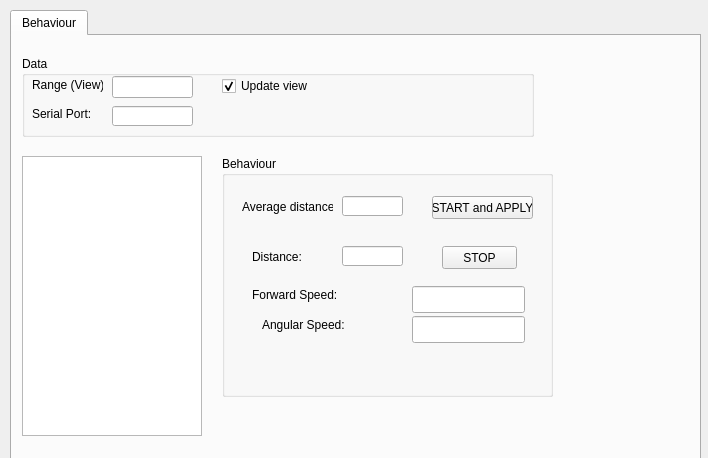
Above: Hanse/Behaviour_WallFollowing/wallfollowingform.ui from iti-luebeck/HANSE2011 before the change. Below: the same form after it.
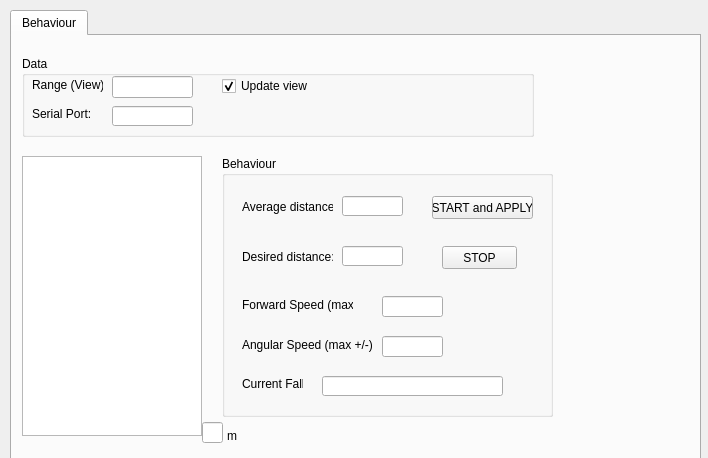
That is the form after the change.

Commit message: Paar Änderungen in UI/Einstellungen für EchoSounder und WallFollowing

Diff of the .ui file:
```diff
--- a/Hanse/Behaviour_WallFollowing/wallfollowingform.ui
+++ b/Hanse/Behaviour_WallFollowing/wallfollowingform.ui
@@ -138,7 +138,7 @@
        <x>210</x>
        <y>120</y>
        <width>331</width>
-       <height>241</height>
+       <height>261</height>
       </rect>
      </property>
      <property name="title">
@@ -186,14 +186,14 @@
      <widget class="QLabel" name="label_3">
       <property name="geometry">
        <rect>
-        <x>30</x>
+        <x>20</x>
         <y>90</y>
-        <width>61</width>
+        <width>91</width>
         <height>21</height>
        </rect>
       </property>
       <property name="text">
-       <string>Distance:</string>
+       <string>Desired distance:</string>
       </property>
      </widget>
      <widget class="QLineEdit" name="avgDistance">
@@ -225,49 +225,101 @@
      <widget class="QLabel" name="label">
       <property name="geometry">
        <rect>
-        <x>30</x>
-        <y>130</y>
+        <x>20</x>
+        <y>140</y>
         <width>111</width>
         <height>17</height>
        </rect>
       </property>
       <property name="text">
-       <string>Forward Speed:</string>
+       <string>Forward Speed (max):</string>
       </property>
      </widget>
      <widget class="QLabel" name="label_5">
       <property name="geometry">
        <rect>
-        <x>40</x>
-        <y>160</y>
-        <width>121</width>
+        <x>20</x>
+        <y>180</y>
+        <width>131</width>
         <height>17</height>
        </rect>
       </property>
       <property name="text">
-       <string>Angular Speed:</string>
+       <string>Angular Speed (max +/-):</string>
       </property>
      </widget>
      <widget class="QLineEdit" name="forwardInput">
       <property name="geometry">
        <rect>
-        <x>190</x>
-        <y>130</y>
-        <width>113</width>
-        <height>27</height>
+        <x>160</x>
+        <y>140</y>
+        <width>61</width>
+        <height>21</height>
        </rect>
       </property>
      </widget>
      <widget class="QLineEdit" name="angularSpeed">
       <property name="geometry">
        <rect>
-        <x>190</x>
-        <y>160</y>
-        <width>113</width>
-        <height>27</height>
+        <x>160</x>
+        <y>180</y>
+        <width>61</width>
+        <height>21</height>
        </rect>
       </property>
      </widget>
+     <widget class="QLabel" name="label_6">
+      <property name="geometry">
+       <rect>
+        <x>20</x>
+        <y>220</y>
+        <width>61</width>
+        <height>16</height>
+       </rect>
+      </property>
+      <property name="text">
+       <string>Current Fall:</string>
+      </property>
+     </widget>
+     <widget class="QLineEdit" name="currentFall">
+      <property name="geometry">
+       <rect>
+        <x>100</x>
+        <y>220</y>
+        <width>181</width>
+        <height>20</height>
+       </rect>
+      </property>
+      <property name="readOnly">
+       <bool>true</bool>
+      </property>
+     </widget>
+    </widget>
+    <widget class="QLabel" name="label_12">
+     <property name="geometry">
+      <rect>
+       <x>215</x>
+       <y>390</y>
+       <width>41</width>
+       <height>20</height>
+      </rect>
+     </property>
+     <property name="text">
+      <string>m</string>
+     </property>
+    </widget>
+    <widget class="QLineEdit" name="r2">
+     <property name="geometry">
+      <rect>
+       <x>190</x>
+       <y>386</y>
+       <width>21</width>
+       <height>21</height>
+      </rect>
+     </property>
+     <property name="readOnly">
+      <bool>true</bool>
+     </property>
     </widget>
    </widget>
   </widget>
```
Left out of the diff: 2 changed lines with no effect on the pictures. The commit also changes 7 other files.
